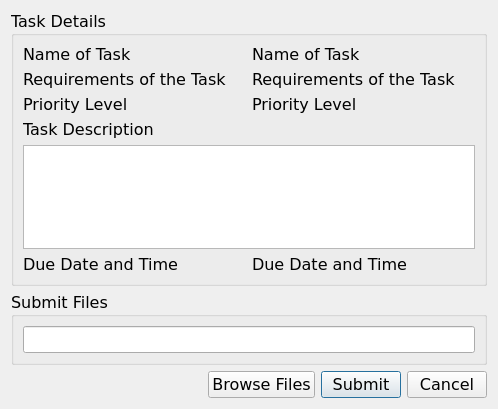
Before: the Qt Designer form CLOCKWORK_SEMESTER/submit_files_task.ui in AmielJohnPadasay/ClockWork, drawn with Qt 5.
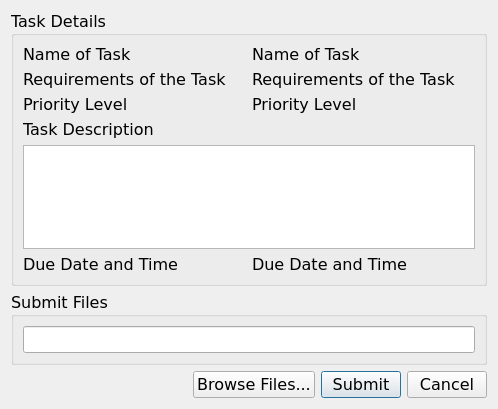
After: the same form once the commit is applied.

Diff of the .ui file:
```diff
--- a/CLOCKWORK_SEMESTER/submit_files_task.ui
+++ b/CLOCKWORK_SEMESTER/submit_files_task.ui
@@ -147,8 +147,14 @@
    </item>
    <item row="2" column="1">
     <widget class="QPushButton" name="browse_file_btn">
+     <property name="maximumSize">
+      <size>
+       <width>16777215</width>
+       <height>16777215</height>
+      </size>
+     </property>
      <property name="text">
-      <string>Browse Files</string>
+      <string>Browse Files...</string>
      </property>
     </widget>
    </item>
```
